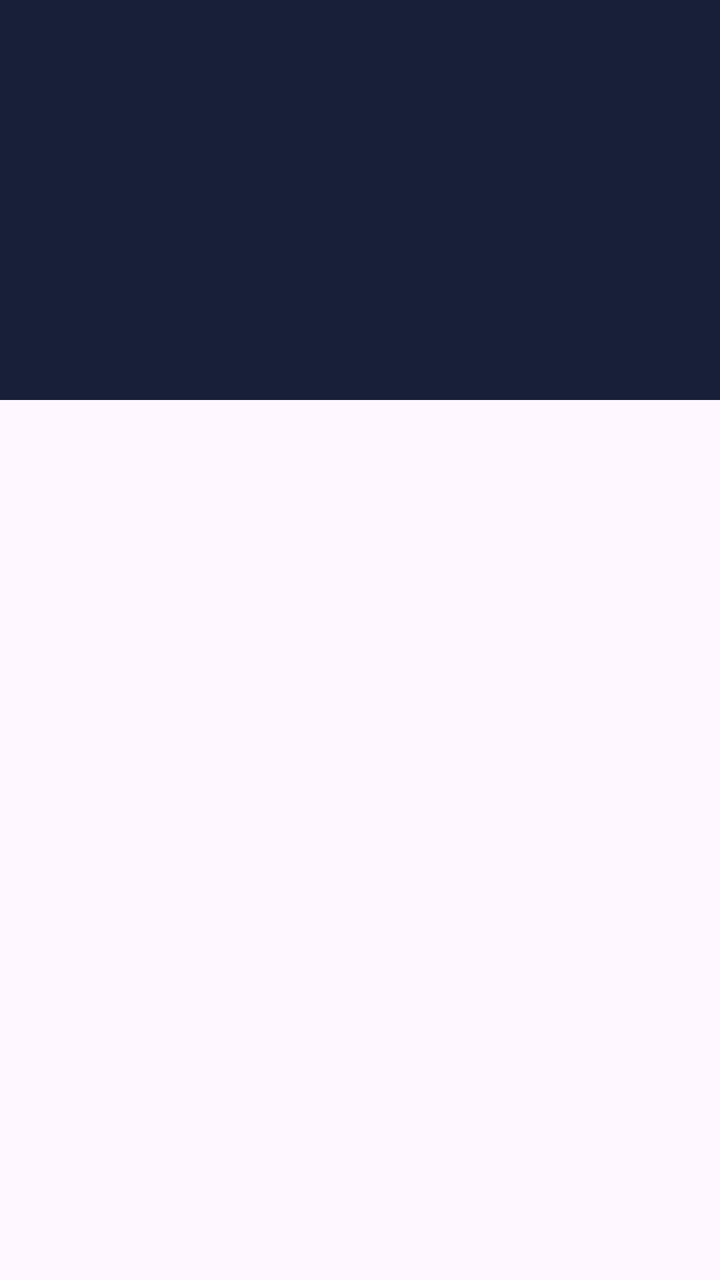
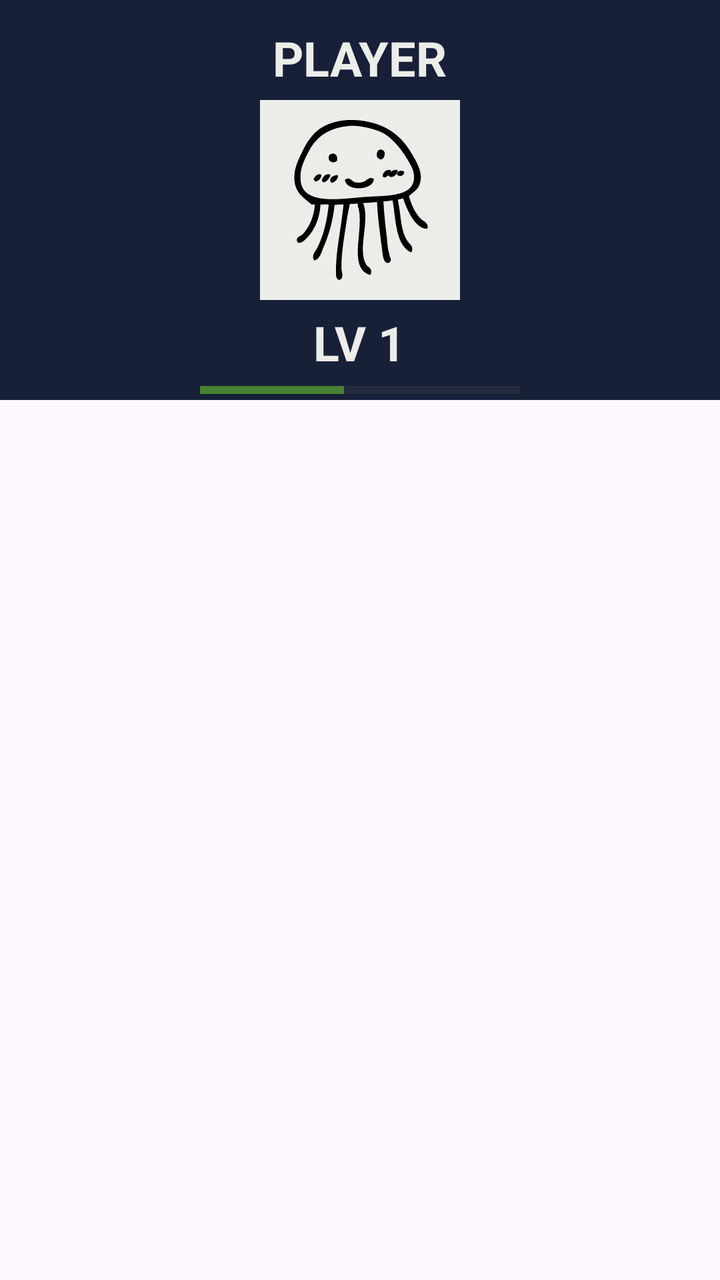

The first picture is an Android layout as it rendered before a commit; the second is the same layout after the commit. The layout source and the unified diff follow.
<!-- AndroidManifest.xml: application theme Theme.Academo -->
<!-- res/layout/activity_home.xml -->
<?xml version="1.0" encoding="utf-8"?>
<LinearLayout
    xmlns:android="http://schemas.android.com/apk/res/android"
    xmlns:app="http://schemas.android.com/apk/res-auto"
    xmlns:tools="http://schemas.android.com/tools"
    android:id="@+id/main"
    android:layout_width="match_parent"
    android:layout_height="match_parent"
    tools:context=".HomeActivity">

    <LinearLayout
        android:id="@+id/linear_main"
        android:layout_width="match_parent"
        android:layout_height="match_parent"
        android:orientation="vertical"
        app:layout_constraintBottom_toBottomOf="parent"
        app:layout_constraintEnd_toEndOf="parent"
        app:layout_constraintHorizontal_bias="0.0"
        app:layout_constraintStart_toStartOf="parent"
        app:layout_constraintTop_toTopOf="parent"
        app:layout_constraintVertical_bias="0.0"
        tools:ignore="UselessParent">

        <LinearLayout
            android:id="@+id/profile_bar"
            android:orientation="vertical"
            android:layout_width="match_parent"
            android:layout_height="200dp">

            <View
                android:id="@+id/background_line"
                android:layout_width="match_parent"
                android:layout_height="200dp"
                android:layout_centerInParent="true"
                android:background="#172038" />

            <TextView
                android:id="@+id/user_name_text"
                android:layout_width="wrap_content"
                android:layout_height="wrap_content"
                android:layout_above="@id/profile_picture"
                android:layout_centerHorizontal="true"
                android:layout_marginBottom="5dp"
                android:text="PLAYER"
                android:textColor="#ebede9"
                android:textSize="24sp"
                android:textStyle="bold"
                tools:ignore="HardcodedText" />

            <ImageView
                android:id="@+id/profile_picture"
                android:layout_width="100dp"
                android:layout_height="100dp"
                android:layout_centerInParent="true"
                android:background="#ebede9"
                android:src="@drawable/profile_picture" />

            <TextView
                android:id="@+id/level_text"
                android:layout_width="wrap_content"
                android:layout_height="wrap_content"
                android:layout_below="@id/profile_picture"
                android:layout_centerHorizontal="true"
                android:layout_marginTop="5dp"
                android:text="LV 1"
                android:textColor="#ebede9"
                android:textSize="24sp"
                android:textStyle="bold"
                tools:ignore="HardcodedText" />

            <ProgressBar
                android:id="@+id/level_progress"
                style="?android:attr/progressBarStyleHorizontal"
                android:layout_width="160dp"
                android:layout_height="wrap_content"
                android:layout_below="@id/level_text"
                android:layout_centerHorizontal="true"
                android:layout_marginTop="3dp"
                android:max="100"
                android:progress="45"
                tools:progress="45"
                android:progressTint="#468232"/>
        </LinearLayout>
    </LinearLayout>



</LinearLayout>
<!-- resources referenced by this layout -->
<resources>
  <!-- drawable profile_picture: vector/xml drawable (drawable, 6495 chars, omitted) -->
  <style name="Theme.Academo" parent="Base.Theme.Academo" />
  <style name="Base.Theme.Academo" parent="Theme.Material3.DayNight.NoActionBar">
          
          
      </style>
</resources>

<!-- the commit's change to res/layout/activity_home.xml (unified diff, before → after) -->
@@ -1,88 +1,77 @@
 <?xml version="1.0" encoding="utf-8"?>
 <LinearLayout
     xmlns:android="http://schemas.android.com/apk/res/android"
-    xmlns:app="http://schemas.android.com/apk/res-auto"
-    xmlns:tools="http://schemas.android.com/tools"
+    xmlns:tools="http://tools.android.com/tools"
     android:id="@+id/main"
     android:layout_width="match_parent"
     android:layout_height="match_parent"
+    android:orientation="vertical"
     tools:context=".HomeActivity">
 
-    <LinearLayout
-        android:id="@+id/linear_main"
+    <RelativeLayout
+        android:id="@+id/profile_bar"
+        android:layout_width="match_parent"
+        android:layout_height="200dp">
+
+        <View
+            android:id="@+id/background_line"
+            android:layout_width="match_parent"
+            android:layout_height="match_parent"
+            android:background="#172038" />
+
+        <TextView
+            android:id="@+id/user_name_text"
+            android:layout_width="wrap_content"
+            android:layout_height="wrap_content"
+            android:layout_above="@id/profile_picture"
+            android:layout_centerHorizontal="true"
+            android:layout_marginBottom="5dp"
+            android:text="PLAYER"
+            android:textColor="#ebede9"
+            android:textSize="24sp"
+            android:textStyle="bold"
+            tools:ignore="HardcodedText" />
+
+        <ImageView
+            android:id="@+id/profile_picture"
+            android:layout_width="100dp"
+            android:layout_height="100dp"
+            android:layout_centerInParent="true"
+            android:background="#ebede9"
+            android:src="@drawable/profile_picture" />
+
+        <TextView
+            android:id="@+id/level_text"
+            android:layout_width="wrap_content"
+            android:layout_height="wrap_content"
+            android:layout_below="@id/profile_picture"
+            android:layout_centerHorizontal="true"
+            android:layout_marginTop="5dp"
+            android:text="LV 1"
+            android:textColor="#ebede9"
+            android:textSize="24sp"
+            android:textStyle="bold"
+            tools:ignore="HardcodedText" />
+
+        <ProgressBar
+            android:id="@+id/level_progress"
+            style="?android:attr/progressBarStyleHorizontal"
+            android:layout_width="160dp"
+            android:layout_height="wrap_content"
+            android:layout_below="@id/level_text"
+            android:layout_centerHorizontal="true"
+            android:layout_marginTop="3dp"
+            android:max="100"
+            android:progress="45"
+            tools:progress="45"
+            android:progressTint="#468232"/>
+
+    </RelativeLayout>
+
+    <androidx.recyclerview.widget.RecyclerView
+        android:id="@+id/level_select_list"
         android:layout_width="match_parent"
         android:layout_height="match_parent"
-        android:orientation="vertical"
-        app:layout_constraintBottom_toBottomOf="parent"
-        app:layout_constraintEnd_toEndOf="parent"
-        app:layout_constraintHorizontal_bias="0.0"
-        app:layout_constraintStart_toStartOf="parent"
-        app:layout_constraintTop_toTopOf="parent"
-        app:layout_constraintVertical_bias="0.0"
-        tools:ignore="UselessParent">
-
-        <LinearLayout
-            android:id="@+id/profile_bar"
-            android:orientation="vertical"
-            android:layout_width="match_parent"
-            android:layout_height="200dp">
-
-            <View
-                android:id="@+id/background_line"
-                android:layout_width="match_parent"
-                android:layout_height="200dp"
-                android:layout_centerInParent="true"
-                android:background="#172038" />
-
-            <TextView
-                android:id="@+id/user_name_text"
-                android:layout_width="wrap_content"
-                android:layout_height="wrap_content"
-                android:layout_above="@id/profile_picture"
-                android:layout_centerHorizontal="true"
-                android:layout_marginBottom="5dp"
-                android:text="PLAYER"
-                android:textColor="#ebede9"
-                android:textSize="24sp"
-                android:textStyle="bold"
-                tools:ignore="HardcodedText" />
-
-            <ImageView
-                android:id="@+id/profile_picture"
-                android:layout_width="100dp"
-                android:layout_height="100dp"
-                android:layout_centerInParent="true"
-                android:background="#ebede9"
-                android:src="@drawable/profile_picture" />
-
-            <TextView
-                android:id="@+id/level_text"
-                android:layout_width="wrap_content"
-                android:layout_height="wrap_content"
-                android:layout_below="@id/profile_picture"
-                android:layout_centerHorizontal="true"
-                android:layout_marginTop="5dp"
-                android:text="LV 1"
-                android:textColor="#ebede9"
-                android:textSize="24sp"
-                android:textStyle="bold"
-                tools:ignore="HardcodedText" />
-
-            <ProgressBar
-                android:id="@+id/level_progress"
-                style="?android:attr/progressBarStyleHorizontal"
-                android:layout_width="160dp"
-                android:layout_height="wrap_content"
-                android:layout_below="@id/level_text"
-                android:layout_centerHorizontal="true"
-                android:layout_marginTop="3dp"
-                android:max="100"
-                android:progress="45"
-                tools:progress="45"
-                android:progressTint="#468232"/>
-        </LinearLayout>
-    </LinearLayout>
-
-
+        />
 
 </LinearLayout>
